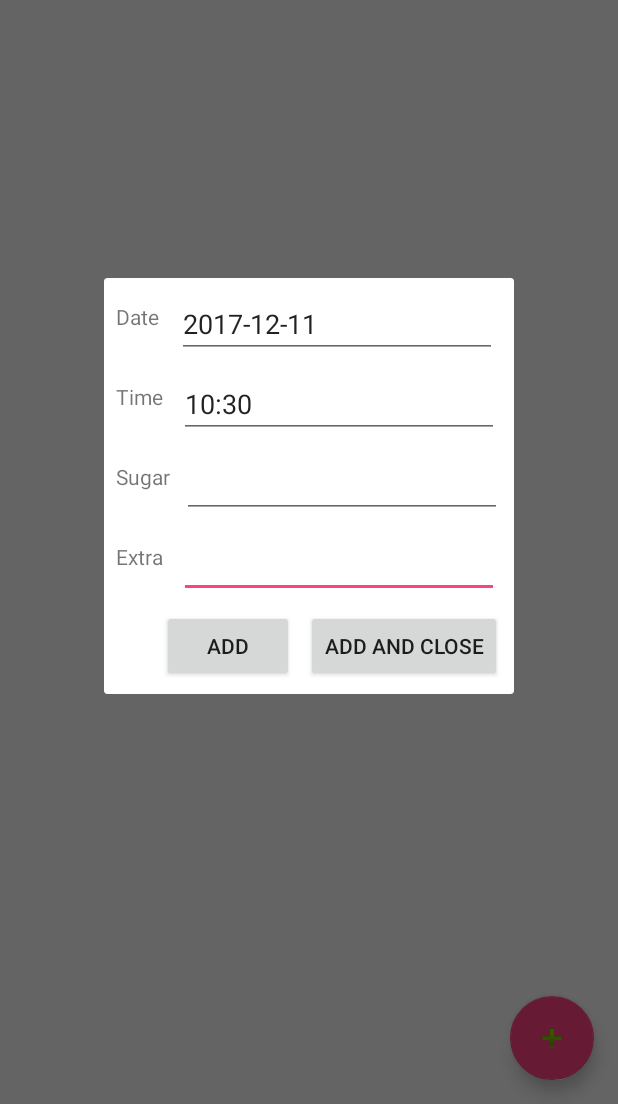
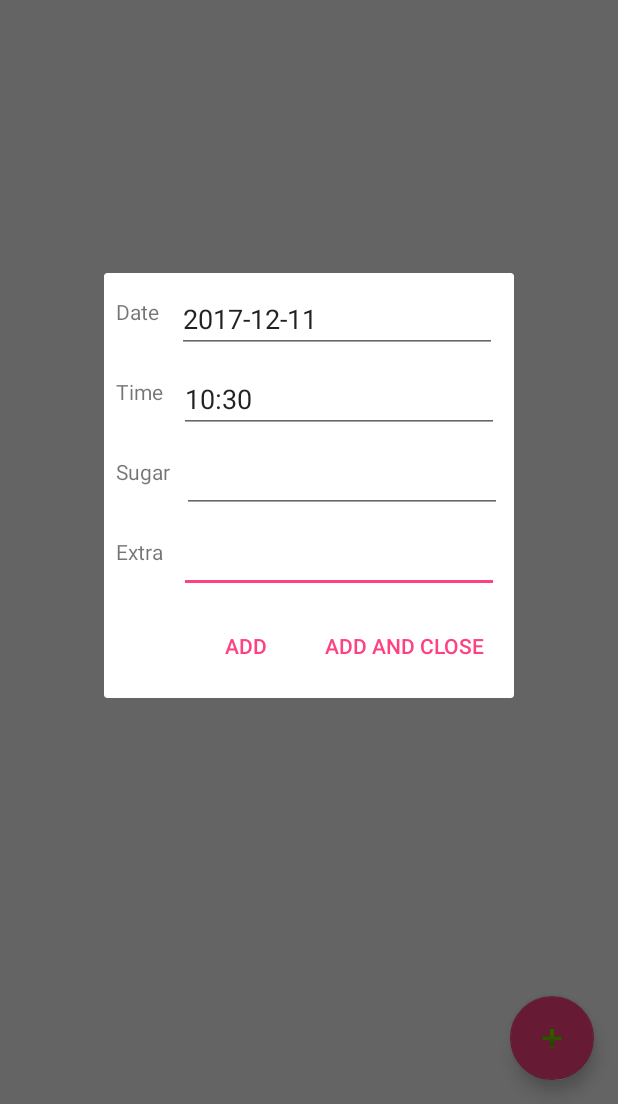
Before and after one commit to stobix/publifetracker, an Android app: the screen it shows after launch (MainActivity), after a tap on an icon or button, on a phone screen of 412 x 824 dp, the part 132-1236 px from its top. Run offline under Robolectric (Android 15) with nearby library versions, the phone set to English and light mode, and no system bars; our stand-ins replace Room's generated code; libraries missing offline, so code that uses them is left out: com.flask.colorpicker, de.codecrafters.tableview; 19 statements that could not run were skipped.

Commit message:
Buttons have ButtonBar style. Like their mother told them to.

```diff
--- a/app/src/main/res/layout/activity_sugar_entry_creation.xml
+++ b/app/src/main/res/layout/activity_sugar_entry_creation.xml
@@ -83,6 +83,7 @@
 
     <Button
         android:id="@+id/entryAddClose"
+        style="?android:attr/buttonBarButtonStyle"
         android:layout_width="wrap_content"
         android:layout_height="wrap_content"
         android:layout_marginBottom="8dp"
@@ -95,6 +96,7 @@
 
     <Button
         android:id="@+id/entryAdd"
+        style="?android:attr/buttonBarButtonStyle"
         android:layout_width="wrap_content"
         android:layout_height="wrap_content"
         android:layout_marginBottom="8dp"
```
